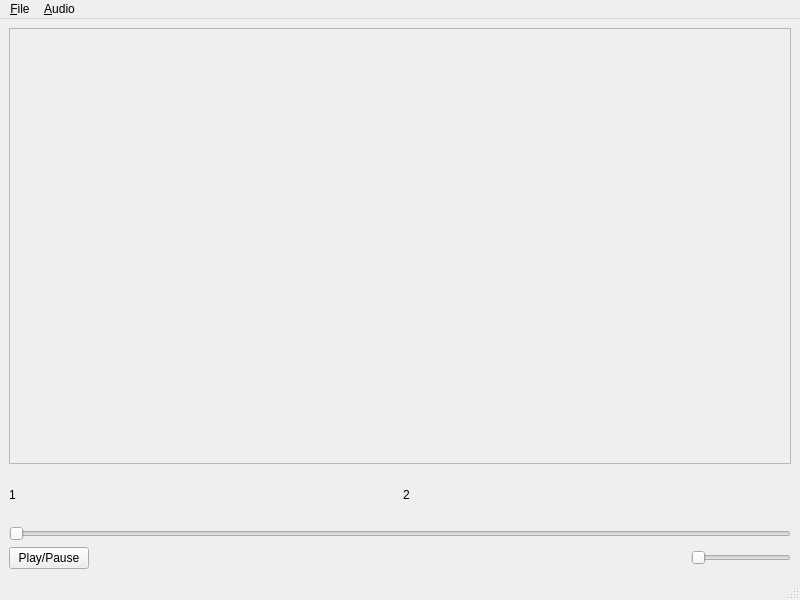
This is templates/player.ui in roman-y-korolev/StudyPlayer as Qt 5 draws it before an edit. The edited form follows.
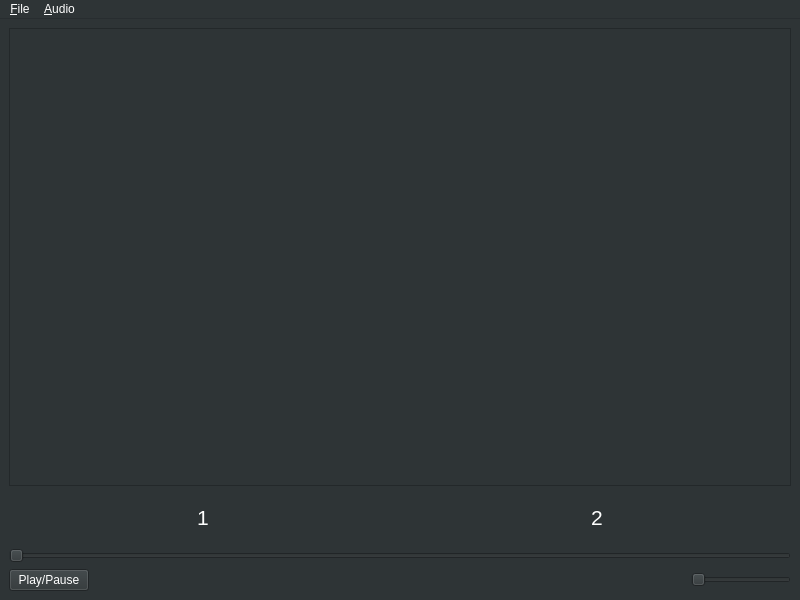
This is the edited form.

```diff
--- a/templates/player.ui
+++ b/templates/player.ui
@@ -10,6 +10,421 @@
     <height>600</height>
    </rect>
   </property>
+  <property name="palette">
+   <palette>
+    <active>
+     <colorrole role="WindowText">
+      <brush brushstyle="SolidPattern">
+       <color alpha="255">
+        <red>255</red>
+        <green>255</green>
+        <blue>255</blue>
+       </color>
+      </brush>
+     </colorrole>
+     <colorrole role="Button">
+      <brush brushstyle="SolidPattern">
+       <color alpha="255">
+        <red>46</red>
+        <green>52</green>
+        <blue>54</blue>
+       </color>
+      </brush>
+     </colorrole>
+     <colorrole role="Light">
+      <brush brushstyle="SolidPattern">
+       <color alpha="255">
+        <red>69</red>
+        <green>78</green>
+        <blue>81</blue>
+       </color>
+      </brush>
+     </colorrole>
+     <colorrole role="Midlight">
+      <brush brushstyle="SolidPattern">
+       <color alpha="255">
+        <red>57</red>
+        <green>65</green>
+        <blue>67</blue>
+       </color>
+      </brush>
+     </colorrole>
+     <colorrole role="Dark">
+      <brush brushstyle="SolidPattern">
+       <color alpha="255">
+        <red>23</red>
+        <green>26</green>
+        <blue>27</blue>
+       </color>
+      </brush>
+     </colorrole>
+     <colorrole role="Mid">
+      <brush brushstyle="SolidPattern">
+       <color alpha="255">
+        <red>30</red>
+        <green>34</green>
+        <blue>36</blue>
+       </color>
+      </brush>
+     </colorrole>
+     <colorrole role="Text">
+      <brush brushstyle="SolidPattern">
+       <color alpha="255">
+        <red>255</red>
+        <green>255</green>
+        <blue>255</blue>
+       </color>
+      </brush>
+     </colorrole>
+     <colorrole role="BrightText">
+      <brush brushstyle="SolidPattern">
+       <color alpha="255">
+        <red>255</red>
+        <green>255</green>
+        <blue>255</blue>
+       </color>
+      </brush>
+     </colorrole>
+     <colorrole role="ButtonText">
+      <brush brushstyle="SolidPattern">
+       <color alpha="255">
+        <red>255</red>
+        <green>255</green>
+        <blue>255</blue>
+       </color>
+      </brush>
+     </colorrole>
+     <colorrole role="Base">
+      <brush brushstyle="SolidPattern">
+       <color alpha="255">
+        <red>0</red>
+        <green>0</green>
+        <blue>0</blue>
+       </color>
+      </brush>
+     </colorrole>
+     <colorrole role="Window">
+      <brush brushstyle="SolidPattern">
+       <color alpha="255">
+        <red>46</red>
+        <green>52</green>
+        <blue>54</blue>
+       </color>
+      </brush>
+     </colorrole>
+     <colorrole role="Shadow">
+      <brush brushstyle="SolidPattern">
+       <color alpha="255">
+        <red>0</red>
+        <green>0</green>
+        <blue>0</blue>
+       </color>
+      </brush>
+     </colorrole>
+     <colorrole role="AlternateBase">
+      <brush brushstyle="SolidPattern">
+       <color alpha="255">
+        <red>23</red>
+        <green>26</green>
+        <blue>27</blue>
+       </color>
+      </brush>
+     </colorrole>
+     <colorrole role="ToolTipBase">
+      <brush brushstyle="SolidPattern">
+       <color alpha="255">
+        <red>255</red>
+        <green>255</green>
+        <blue>220</blue>
+       </color>
+      </brush>
+     </colorrole>
+     <colorrole role="ToolTipText">
+      <brush brushstyle="SolidPattern">
+       <color alpha="255">
+        <red>0</red>
+        <green>0</green>
+        <blue>0</blue>
+       </color>
+      </brush>
+     </colorrole>
+    </active>
+    <inactive>
+     <colorrole role="WindowText">
+      <brush brushstyle="SolidPattern">
+       <color alpha="255">
+        <red>255</red>
+        <green>255</green>
+        <blue>255</blue>
+       </color>
+      </brush>
+     </colorrole>
+     <colorrole role="Button">
+      <brush brushstyle="SolidPattern">
+       <color alpha="255">
+        <red>46</red>
+        <green>52</green>
+        <blue>54</blue>
+       </color>
+      </brush>
+     </colorrole>
+     <colorrole role="Light">
+      <brush brushstyle="SolidPattern">
+       <color alpha="255">
+        <red>69</red>
+        <green>78</green>
+        <blue>81</blue>
+       </color>
+      </brush>
+     </colorrole>
+     <colorrole role="Midlight">
+      <brush brushstyle="SolidPattern">
+       <color alpha="255">
+        <red>57</red>
+        <green>65</green>
+        <blue>67</blue>
+       </color>
+      </brush>
+     </colorrole>
+     <colorrole role="Dark">
+      <brush brushstyle="SolidPattern">
+       <color alpha="255">
+        <red>23</red>
+        <green>26</green>
+        <blue>27</blue>
+       </color>
+      </brush>
+     </colorrole>
+     <colorrole role="Mid">
+      <brush brushstyle="SolidPattern">
+       <color alpha="255">
+        <red>30</red>
+        <green>34</green>
+        <blue>36</blue>
+       </color>
+      </brush>
+     </colorrole>
+     <colorrole role="Text">
+      <brush brushstyle="SolidPattern">
+       <color alpha="255">
+        <red>255</red>
+        <green>255</green>
+        <blue>255</blue>
+       </color>
+      </brush>
+     </colorrole>
+     <colorrole role="BrightText">
+      <brush brushstyle="SolidPattern">
+       <color alpha="255">
+        <red>255</red>
+        <green>255</green>
+        <blue>255</blue>
+       </color>
+      </brush>
+     </colorrole>
+     <colorrole role="ButtonText">
+      <brush brushstyle="SolidPattern">
+       <color alpha="255">
+        <red>255</red>
+        <green>255</green>
+        <blue>255</blue>
+       </color>
+      </brush>
+     </colorrole>
+     <colorrole role="Base">
+      <brush brushstyle="SolidPattern">
+       <color alpha="255">
+        <red>0</red>
+        <green>0</green>
+        <blue>0</blue>
+       </color>
+      </brush>
+     </colorrole>
+     <colorrole role="Window">
+      <brush brushstyle="SolidPattern">
+       <color alpha="255">
+        <red>46</red>
+        <green>52</green>
+        <blue>54</blue>
+       </color>
+      </brush>
+     </colorrole>
+     <colorrole role="Shadow">
+      <brush brushstyle="SolidPattern">
+       <color alpha="255">
+        <red>0</red>
+        <green>0</green>
+        <blue>0</blue>
+       </color>
+      </brush>
+     </colorrole>
+     <colorrole role="AlternateBase">
+      <brush brushstyle="SolidPattern">
+       <color alpha="255">
+        <red>23</red>
+        <green>26</green>
+        <blue>27</blue>
+       </color>
+      </brush>
+     </colorrole>
+     <colorrole role="ToolTipBase">
+      <brush brushstyle="SolidPattern">
+       <color alpha="255">
+        <red>255</red>
+        <green>255</green>
+        <blue>220</blue>
+       </color>
+      </brush>
+     </colorrole>
+     <colorrole role="ToolTipText">
+      <brush brushstyle="SolidPattern">
+       <color alpha="255">
+        <red>0</red>
+        <green>0</green>
+        <blue>0</blue>
+       </color>
+      </brush>
+     </colorrole>
+    </inactive>
+    <disabled>
+     <colorrole role="WindowText">
+      <brush brushstyle="SolidPattern">
+       <color alpha="255">
+        <red>23</red>
+        <green>26</green>
+        <blue>27</blue>
+       </color>
+      </brush>
+     </colorrole>
+     <colorrole role="Button">
+      <brush brushstyle="SolidPattern">
+       <color alpha="255">
+        <red>46</red>
+        <green>52</green>
+        <blue>54</blue>
+       </color>
+      </brush>
+     </colorrole>
+     <colorrole role="Light">
+      <brush brushstyle="SolidPattern">
+       <color alpha="255">
+        <red>69</red>
+        <green>78</green>
+        <blue>81</blue>
+       </color>
+      </brush>
+     </colorrole>
+     <colorrole role="Midlight">
+      <brush brushstyle="SolidPattern">
+       <color alpha="255">
+        <red>57</red>
+        <green>65</green>
+        <blue>67</blue>
+       </color>
+      </brush>
+     </colorrole>
+     <colorrole role="Dark">
+      <brush brushstyle="SolidPattern">
+       <color alpha="255">
+        <red>23</red>
+        <green>26</green>
+        <blue>27</blue>
+       </color>
+      </brush>
+     </colorrole>
+     <colorrole role="Mid">
+      <brush brushstyle="SolidPattern">
+       <color alpha="255">
+        <red>30</red>
+        <green>34</green>
+        <blue>36</blue>
+       </color>
+      </brush>
+     </colorrole>
+     <colorrole role="Text">
+      <brush brushstyle="SolidPattern">
+       <color alpha="255">
+        <red>23</red>
+        <green>26</green>
+        <blue>27</blue>
+       </color>
+      </brush>
+     </colorrole>
+     <colorrole role="BrightText">
+      <brush brushstyle="SolidPattern">
+       <color alpha="255">
+        <red>255</red>
+        <green>255</green>
+        <blue>255</blue>
+       </color>
+      </brush>
+     </colorrole>
+     <colorrole role="ButtonText">
+      <brush brushstyle="SolidPattern">
+       <color alpha="255">
+        <red>23</red>
+        <green>26</green>
+        <blue>27</blue>
+       </color>
+      </brush>
+     </colorrole>
+     <colorrole role="Base">
+      <brush brushstyle="SolidPattern">
+       <color alpha="255">
+        <red>46</red>
+        <green>52</green>
+        <blue>54</blue>
+       </color>
+      </brush>
+     </colorrole>
+     <colorrole role="Window">
+      <brush brushstyle="SolidPattern">
+       <color alpha="255">
+        <red>46</red>
+        <green>52</green>
+        <blue>54</blue>
+       </color>
+      </brush>
+     </colorrole>
+     <colorrole role="Shadow">
+      <brush brushstyle="SolidPattern">
+       <color alpha="255">
+        <red>0</red>
+        <green>0</green>
+        <blue>0</blue>
+       </color>
+      </brush>
+     </colorrole>
+     <colorrole role="AlternateBase">
+      <brush brushstyle="SolidPattern">
+       <color alpha="255">
+        <red>46</red>
+        <green>52</green>
+        <blue>54</blue>
+       </color>
+      </brush>
+     </colorrole>
+     <colorrole role="ToolTipBase">
+      <brush brushstyle="SolidPattern">
+       <color alpha="255">
+        <red>255</red>
+        <green>255</green>
+        <blue>220</blue>
+       </color>
+      </brush>
+     </colorrole>
+     <colorrole role="ToolTipText">
+      <brush brushstyle="SolidPattern">
+       <color alpha="255">
+        <red>0</red>
+        <green>0</green>
+        <blue>0</blue>
+       </color>
+      </brush>
+     </colorrole>
+    </disabled>
+   </palette>
+  </property>
   <property name="windowTitle">
    <string>MainWindow</string>
   </property>
@@ -43,8 +458,19 @@
             <height>50</height>
            </size>
           </property>
+          <property name="font">
+           <font>
+            <pointsize>16</pointsize>
+           </font>
+          </property>
           <property name="text">
-           <string>1</string>
+           <string notr="true">1</string>
+          </property>
+          <property name="textFormat">
+           <enum>Qt::AutoText</enum>
+          </property>
+          <property name="alignment">
+           <set>Qt::AlignCenter</set>
           </property>
          </widget>
         </item>
@@ -56,9 +482,17 @@
             <height>50</height>
            </size>
           </property>
+          <property name="font">
+           <font>
+            <pointsize>16</pointsize>
+           </font>
+          </property>
           <property name="text">
            <string>2</string>
           </property>
+          <property name="alignment">
+           <set>Qt::AlignCenter</set>
+          </property>
          </widget>
         </item>
        </layout>
@@ -120,6 +554,43 @@
      <height>22</height>
     </rect>
    </property>
+   <property name="palette">
+    <palette>
+     <active>
+      <colorrole role="ToolTipBase">
+       <brush brushstyle="SolidPattern">
+        <color alpha="255">
+         <red>85</red>
+         <green>87</green>
+         <blue>83</blue>
+        </color>
+       </brush>
+      </colorrole>
+     </active>
+     <inactive>
+      <colorrole role="ToolTipBase">
+       <brush brushstyle="SolidPattern">
+        <color alpha="255">
+         <red>85</red>
+         <green>87</green>
+         <blue>83</blue>
+        </color>
+       </brush>
+      </colorrole>
+     </inactive>
+     <disabled>
+      <colorrole role="ToolTipBase">
+       <brush brushstyle="SolidPattern">
+        <color alpha="255">
+         <red>85</red>
+         <green>87</green>
+         <blue>83</blue>
+        </color>
+       </brush>
+      </colorrole>
+     </disabled>
+    </palette>
+   </property>
    <widget class="QMenu" name="menu_File">
     <property name="title">
      <string>&amp;File</string>
@@ -134,7 +605,6 @@
    <addaction name="menu_File"/>
    <addaction name="menu_Audio"/>
   </widget>
-  <widget class="QStatusBar" name="statusbar"/>
   <action name="actionOpen">
    <property name="text">
     <string>Open</string>
```
Left out of the diff: 2 changed lines with no effect on the pictures.
